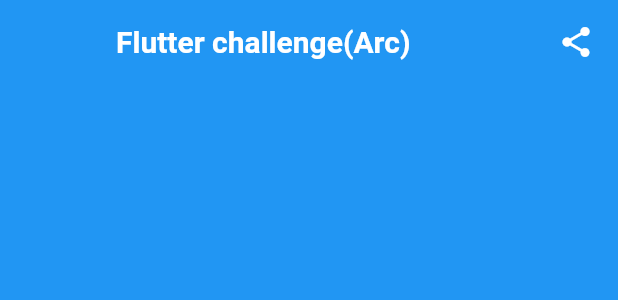
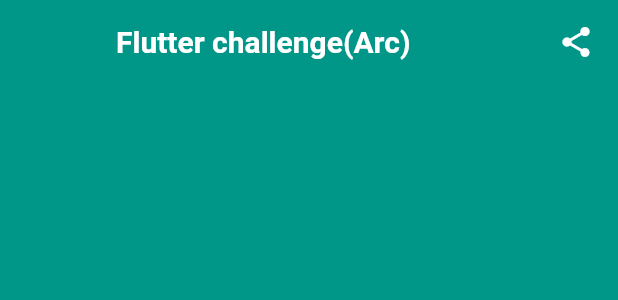
Before and after one commit to ojhey007/Flutter-challenge-Arch-, a Flutter app: the AppBarMenu widget shown alone on an empty page, opened directly, on a phone screen of 412 x 824 dp. Shown: the top 300 px of the screen. Run offline on Flutter 3.47's test engine with Material 2 defaults, Android fonts, the phone set to English and light mode, and no system bars; our stand-ins replace cached_network_image, equatable, flutter_bloc, flutter_screenutil, webview_flutter; network calls fail.

Commit message:
push before timer

```diff
--- a/lib/api/api_constant.dart
+++ b/lib/api/api_constant.dart
@@ -7,4 +7,4 @@
     "http://newsapi.org/v$apiVersion/top-headlines?country=$country&apiKey=$apiKey";
 
 String fetchBykeywords(String keywords) =>
-    "https://newsapi.org/v2/everything?q=$keywords&apiKey=ddb676ec8d80401a82ddd0cea2665afc";
+    "https://newsapi.org/v$apiVersion/everything?q=$keywords&apiKey=$apiKey";
--- a/lib/blocs/article/article_event.dart
+++ b/lib/blocs/article/article_event.dart
@@ -7,6 +7,7 @@
 }
 
 class LoadArticleEvent extends ArticleEvent {
+  const LoadArticleEvent();
   @override
   // TODO: implement props
   List<Object?> get props => [];
--- a/lib/main.dart
+++ b/lib/main.dart
@@ -22,6 +22,7 @@
     return ScreenUtilInit(
       builder: (BuildContext context, Widget? child) {
         return MaterialApp(
+          color: Colors.teal,
           title: 'Flutter Challenge',
           theme: ThemeData(),
           home: MultiBlocProvider(
--- a/lib/repository/repositories.dart
+++ b/lib/repository/repositories.dart
@@ -7,7 +7,7 @@
 
 class FetchDataRepository {
   Future<List<Articles>> getNewFeeds() async {
-    Response response = await get(Uri.parse(fetchBykeywords("keywords")));
+    Response response = await get(Uri.parse(loadNewsEndpoint));
     debugPrint("Got Here!! ${response.statusCode}");
     if (response.statusCode == 200) {
       final List result = jsonDecode(response.body)['articles'];
@@ -23,7 +23,6 @@
     Response response = await get(Uri.parse(fetchBykeywords(keywords)));
     if (response.statusCode == 200) {
       final List result = jsonDecode(response.body)['articles'];
-      print(Uri.parse(fetchBykeywords(keywords)));
       debugPrint("Got rese!! $result");
 
       return result.map((e) => Articles.fromJson(e)).toList();
--- a/lib/ui/widget/app_bar.dart
+++ b/lib/ui/widget/app_bar.dart
@@ -24,7 +24,7 @@
               Icons.share,
             ))
       ],
-      backgroundColor: Colors.blue,
+      backgroundColor: Colors.teal,
       elevation: 0.0,
     );
   }
--- a/lib/ui/widget/article_view.dart
+++ b/lib/ui/widget/article_view.dart
@@ -14,8 +14,8 @@
   @override
   Widget build(BuildContext context) {
     return Scaffold(
-      appBar: PreferredSize(
-          preferredSize: const Size(20, 64),
+      appBar: const PreferredSize(
+          preferredSize: Size(20, 64),
           child: AppBarMenu(
             appTitle: "Flutter challenge(Arc) ",
           )),
--- a/lib/util/app_constant.dart
+++ b/lib/util/app_constant.dart
@@ -1,6 +1,6 @@
 const apiKey = "ddb676ec8d80401a82ddd0cea2665afc";
 const country = "gb";
-const appTitle = "Flutter Challenge";
+const appTitle = "Flutter Challenge (ARC)";
 const apiVersion = "2";
 
 const generalCategoryImg =
```
Also changed, not shown: lib/blocs/article/article_bloc.dart (+0 -10 lines), lib/ui/home.dart (+7 -9 lines).
